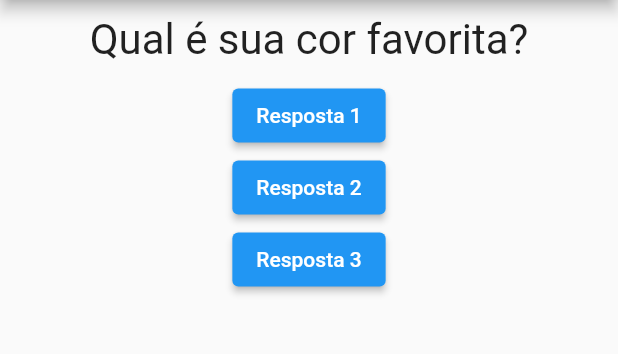
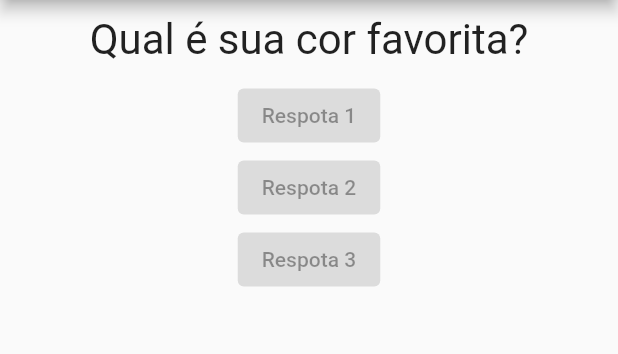
Before and after one commit to elton-costa/projeto-perguntas, a Flutter app: the screen it shows after launch, on a phone screen of 412 x 824 dp, the part 84-438 px from its top. Run offline on Flutter 3.47's test engine with Material 2 defaults, Android fonts, the phone set to English and light mode, and no system bars.

Commit message:
Create component Resposta

```diff
--- a/lib/main.dart
+++ b/lib/main.dart
@@ -1,5 +1,6 @@
 import 'package:flutter/material.dart';
 import './questao.dart';
+import 'resposta.dart';
 
 main() => runApp(PerguntaApp());
 
@@ -28,9 +29,9 @@ class _PerguntaAppState extends State<PerguntaApp> {
         body: Column(
           children: <Widget>[
             Questao(perguntas[_perguntaSelecionada]),
-            ElevatedButton(onPressed: _responder, child: Text('Resposta 1')),
-            ElevatedButton(onPressed: _responder, child: Text('Resposta 2')),
-            ElevatedButton(onPressed: _responder, child: Text('Resposta 3')),
+            Resposta('Respota 1'),
+            Resposta('Respota 2'),
+            Resposta('Respota 3'),
           ],
         ),
       ),
--- a/lib/questao.dart
+++ b/lib/questao.dart
@@ -8,12 +8,10 @@ class Questao extends StatelessWidget {
   Widget build(BuildContext context) {
     return Container(
         width: double.infinity,
-        margin: EdgeInsets.all(10),
+        margin: const EdgeInsets.all(10),
         child: Text(
           texto,
-          style: TextStyle(
-            fontSize: 28,
-          ),
+          style: const TextStyle(fontSize: 28),
           textAlign: TextAlign.center,
         ));
   }
--- /dev/null
+++ b/lib/resposta.dart
@@ -0,0 +1,12 @@
+import 'package:flutter/material.dart';
+
+class Resposta extends StatelessWidget {
+  final String texto;
+
+  Resposta(this.texto);
+
+  @override
+  Widget build(BuildContext context) {
+    return ElevatedButton(onPressed: null, child: Text(texto));
+  }
+}
```
